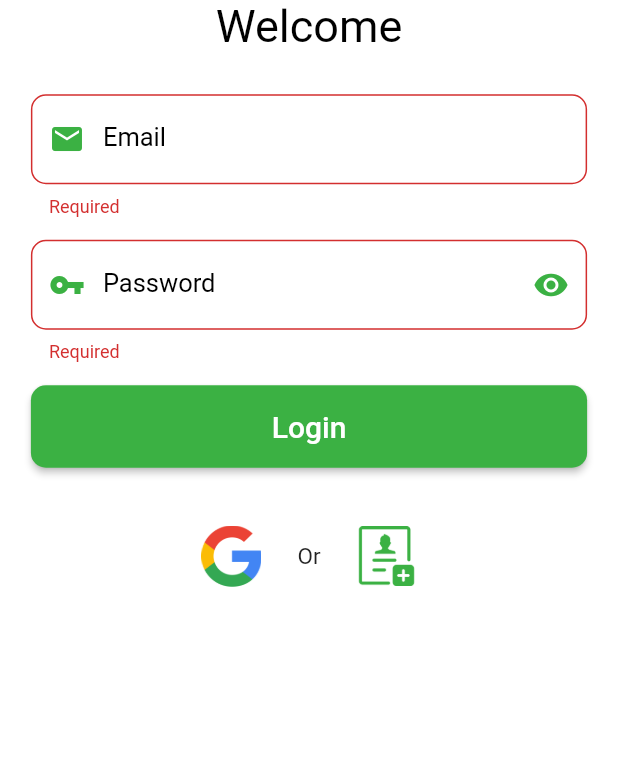
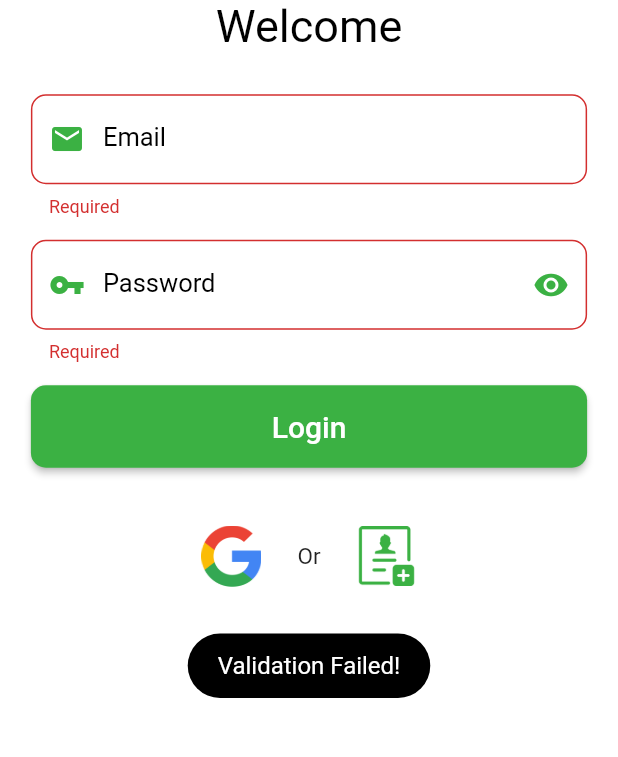
Before and after one commit to Meet-Turakhia/Makeat, a Flutter app: the LogIn screen opened directly, after a tap on "Login", on a phone screen of 412 x 824 dp, the part 442-1199 px from its top. Run offline on Flutter 3.47's test engine with Material 2 defaults, Android fonts, the light colour scheme and no system bars; our stand-ins replace cloud_firestore, firebase_auth, firebase_core, flutter_svg, flutter_tindercard, fluttertoast and 5 more; accounts and stored records are empty; Roboto replaces fonts that are missing (Ubuntu).

Commit message:
validation popup 1

```diff
--- a/lib/pages/login.dart
+++ b/lib/pages/login.dart
@@ -1,6 +1,7 @@
 // ignore_for_file: prefer_const_constructors
 import "package:flutter/material.dart";
 import "package:google_fonts/google_fonts.dart";
+import 'package:makeat_app/widgets/showtoast.dart';
 import "signup.dart";
 import "home.dart";
 import "package:firebase_auth/firebase_auth.dart";
@@ -152,6 +153,8 @@ class _LogInState extends State<LogIn> {
                                 (Route<dynamic> route) => false,
                               );
                             }
+                          } else {
+                            popupMessage("Validation Failed!");
                           }
                         },
                         style: ElevatedButton.styleFrom(
```
